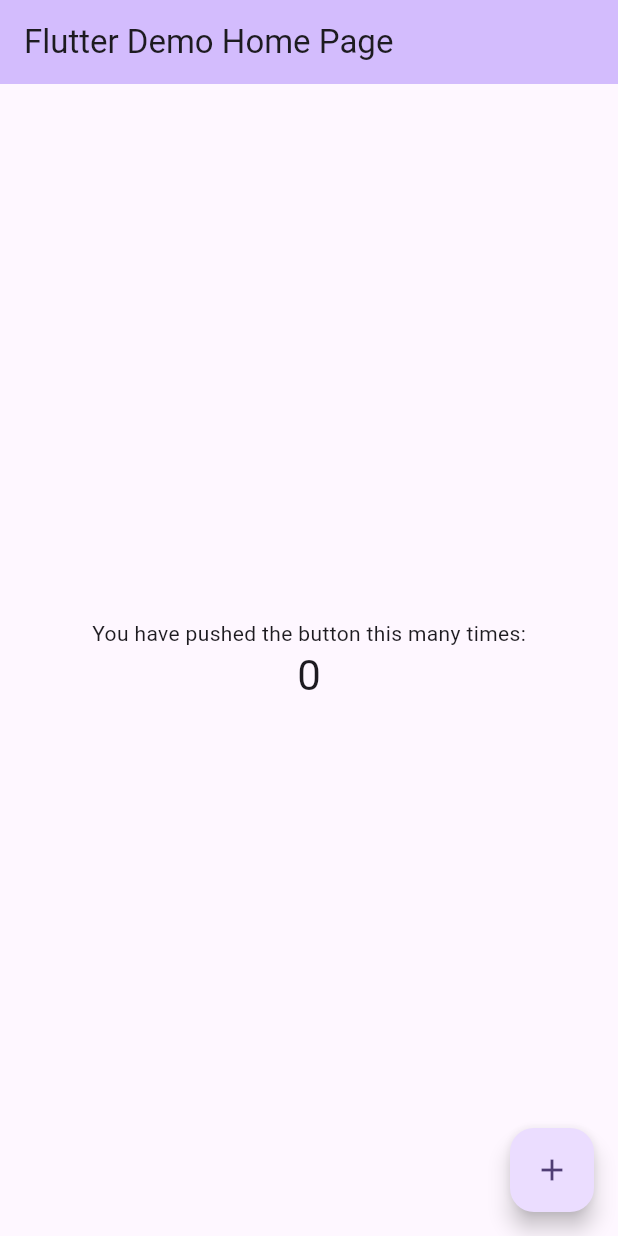
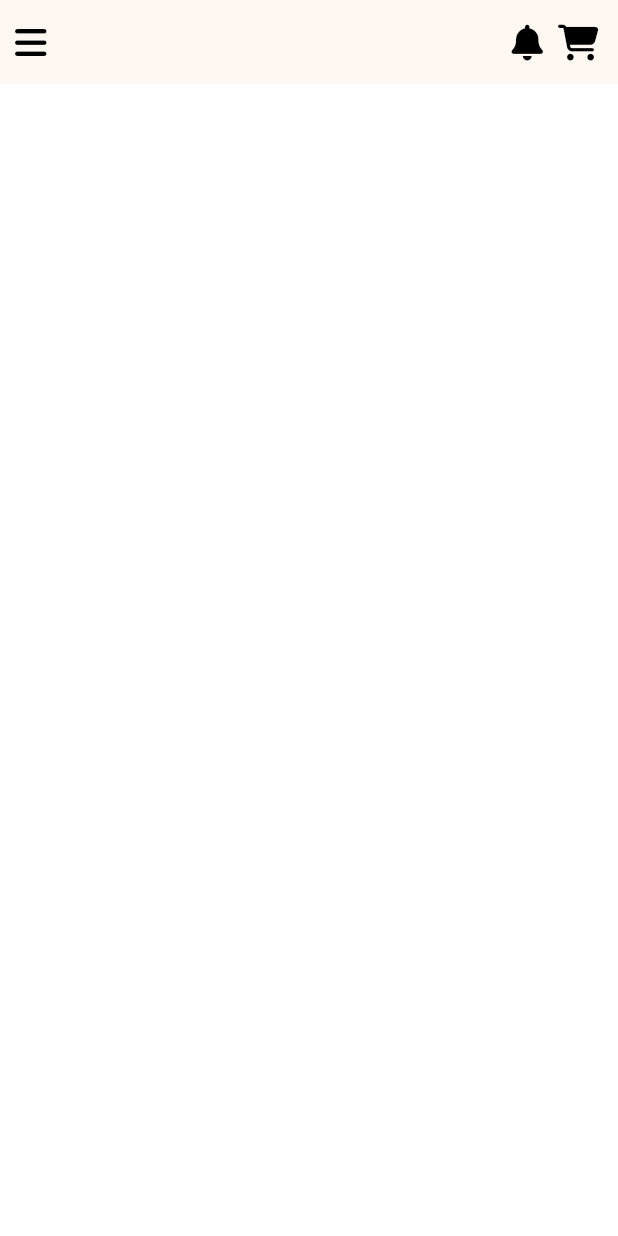
Before and after one commit to Rajabrahmam-Thanniru/bite_box, a Flutter app: the screen it shows after launch, on a phone screen of 412 x 824 dp. Run offline on Flutter 3.47's test engine with Material 3 defaults, Android fonts, the light colour scheme and no system bars; our stand-ins replace firebase_core, font_awesome_flutter; accounts and stored records are empty.

Commit message:
minor screens created

```diff
--- a/lib/main.dart
+++ b/lib/main.dart
@@ -1,3 +1,4 @@
+import 'package:bite_box/screens/user_home.dart';
 import 'package:flutter/material.dart';
 
 void main() {
@@ -7,119 +8,21 @@
 class MyApp extends StatelessWidget {
   const MyApp({super.key});
 
-  // This widget is the root of your application.
   @override
   Widget build(BuildContext context) {
     return MaterialApp(
-      title: 'Flutter Demo',
+      title: 'Bite Box',
+      debugShowCheckedModeBanner: false,
       theme: ThemeData(
-        // This is the theme of your application.
-        //
-        // TRY THIS: Try running your application with "flutter run". You'll see
-        // the application has a purple toolbar. Then, without quitting the app,
-        // try changing the seedColor in the colorScheme below to Colors.green
-        // and then invoke "hot reload" (save your changes or press the "hot
-        // reload" button in a Flutter-supported IDE, or press "r" if you used
-        // the command line to start the app).
-        //
-        // Notice that the counter didn't reset back to zero; the application
-        // state is not lost during the reload. To reset the state, use hot
-        // restart instead.
-        //
-        // This works for code too, not just values: Most code changes can be
-        // tested with just a hot reload.
-        colorScheme: ColorScheme.fromSeed(seedColor: Colors.deepPurple),
+        colorScheme: ColorScheme.fromSeed(
+          seedColor: Colors.amber,
+        ),
         useMaterial3: true,
       ),
-      home: const MyHomePage(title: 'Flutter Demo Home Page'),
+      initialRoute: '/User_home/',
+      routes: {
+        '/User_home/': (context) => const User_home(),
+      },
     );
   }
 }
-
-class MyHomePage extends StatefulWidget {
-  const MyHomePage({super.key, required this.title});
-
-  // This widget is the home page of your application. It is stateful, meaning
-  // that it has a State object (defined below) that contains fields that affect
-  // how it looks.
-
-  // This class is the configuration for the state. It holds the values (in this
-  // case the title) provided by the parent (in this case the App widget) and
-  // used by the build method of the State. Fields in a Widget subclass are
-  // always marked "final".
-
-  final String title;
-
-  @override
-  State<MyHomePage> createState() => _MyHomePageState();
-}
-
-class _MyHomePageState extends State<MyHomePage> {
-  int _counter = 0;
-
-  void _incrementCounter() {
-    setState(() {
-      // This call to setState tells the Flutter framework that something has
-      // changed in this State, which causes it to rerun the build method below
-      // so that the display can reflect the updated values. If we changed
-      // _counter without calling setState(), then the build method would not be
-      // called again, and so nothing would appear to happen.
-      _counter++;
-    });
-  }
-
-  @override
-  Widget build(BuildContext context) {
-    // This method is rerun every time setState is called, for instance as done
-    // by the _incrementCounter method above.
-    //
-    // The Flutter framework has been optimized to make rerunning build methods
-    // fast, so that you can just rebuild anything that needs updating rather
-    // than having to individually change instances of widgets.
-    return Scaffold(
-      appBar: AppBar(
-        // TRY THIS: Try changing the color here to a specific color (to
-        // Colors.amber, perhaps?) and trigger a hot reload to see the AppBar
-        // change color while the other colors stay the same.
-        backgroundColor: Theme.of(context).colorScheme.inversePrimary,
-        // Here we take the value from the MyHomePage object that was created by
-        // the App.build method, and use it to set our appbar title.
-        title: Text(widget.title),
-      ),
-      body: Center(
-        // Center is a layout widget. It takes a single child and positions it
-        // in the middle of the parent.
-        child: Column(
-          // Column is also a layout widget. It takes a list of children and
-          // arranges them vertically. By default, it sizes itself to fit its
-          // children horizontally, and tries to be as tall as its parent.
-          //
-          // Column has various properties to control how it sizes itself and
-          // how it positions its children. Here we use mainAxisAlignment to
-          // center the children vertically; the main axis here is the vertical
-          // axis because Columns are vertical (the cross axis would be
-          // horizontal).
-          //
-          // TRY THIS: Invoke "debug painting" (choose the "Toggle Debug Paint"
-          // action in the IDE, or press "p" in the console), to see the
-          // wireframe for each widget.
-          mainAxisAlignment: MainAxisAlignment.center,
-          children: <Widget>[
-            const Text(
-              'You have pushed the button this many times:',
-            ),
-            Text(
-              '$_counter',
-              style: Theme.of(context).textTheme.headlineMedium,
-            ),
-          ],
-        ),
-      ),
-      floatingActionButton: FloatingActionButton(
-        onPressed: _incrementCounter,
-        tooltip: 'Increment',
-        child: const Icon(Icons.add),
-      ), // This trailing comma makes auto-formatting nicer for build methods.
-    );
-  }
-}
--- /dev/null
+++ b/lib/screens/user_home.dart
@@ -0,0 +1,73 @@
+import 'package:bite_box/utils/Notifications.dart';
+import 'package:bite_box/utils/cart.dart';
+import 'package:flutter/material.dart';
+import 'package:font_awesome_flutter/font_awesome_flutter.dart';
+
+class User_home extends StatefulWidget {
+  const User_home({super.key});
+
+  @override
+  State<User_home> createState() => _User_homeState();
+}
+
+class _User_homeState extends State<User_home> {
+  @override
+  Widget build(BuildContext context) {
+    return Scaffold(
+      backgroundColor: Colors.white,
+      appBar: AppBar(
+        automaticallyImplyLeading: false,
+        actions: [
+          Padding(
+            padding: EdgeInsets.only(left: 10),
+            child: Builder(
+              builder: (BuildContext context) {
+                return GestureDetector(
+                  onTap: () {
+                    Scaffold.of(context).openEndDrawer();
+                  },
+                  child: FaIcon(
+                    FontAwesomeIcons.bars,
+                    color: Colors.black,
+                  ),
+                );
+              },
+            ),
+          ),
+          Spacer(),
+          Padding(
+            padding: EdgeInsets.only(right: 10),
+            child: GestureDetector(
+              onTap: () {
+                Navigator.push(
+                  context,
+                  MaterialPageRoute(builder: (context) => Notifications()),
+                );
+              },
+              child: FaIcon(
+                FontAwesomeIcons.solidBell,
+                color: Colors.black,
+              ),
+            ),
+          ),
+          Padding(
+            padding: const EdgeInsets.only(right: 13),
+            child: GestureDetector(
+              onTap: () {
+                Navigator.push(
+                  context,
+                  MaterialPageRoute(builder: (context) => Cart()),
+                );
+              },
+              child: const FaIcon(
+                FontAwesomeIcons.cartShopping,
+                color: Colors.black,
+              ),
+            ),
+          ),
+        ],
+      ),
+      body: Container(),
+    );
+  }
+}
--- a/pubspec.yaml
+++ b/pubspec.yaml
@@ -36,6 +36,8 @@
   # Use with the CupertinoIcons class for iOS style icons.
   cupertino_icons: ^1.0.6
   firebase_core: ^2.31.1
+  go_router: ^14.1.4
+  font_awesome_flutter: ^10.7.0
 
 dev_dependencies:
   flutter_test:
```
Also changed, not shown: lib/utils/Notifications.dart (added, +20 -0 lines), lib/utils/cart.dart (added, +20 -0 lines), pubspec.lock.
